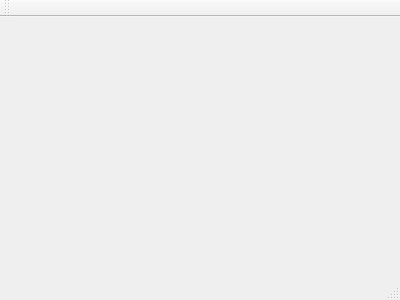
Before: the Qt Designer form grafo.ui in alu0100697032/grafos_qt, drawn with Qt 5.
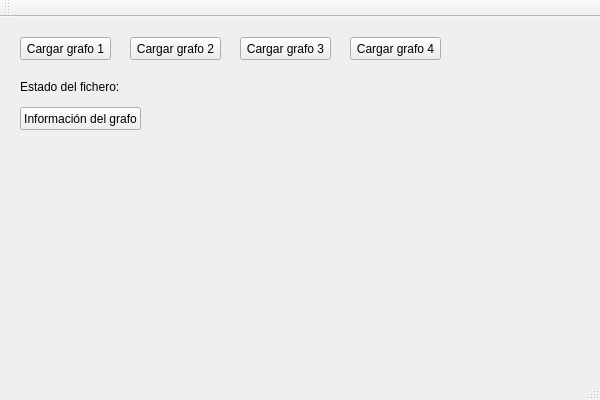
After: the same form once the commit is applied.

Commit message: Added buttons to load files and show information of graphs

```diff
--- a/grafo.ui
+++ b/grafo.ui
@@ -1,24 +1,143 @@
 <ui version="4.0">
  <class>Grafo</class>
- <widget class="QMainWindow" name="Grafo" >
-  <property name="geometry" >
+ <widget class="QMainWindow" name="Grafo">
+  <property name="geometry">
    <rect>
     <x>0</x>
     <y>0</y>
-    <width>400</width>
-    <height>300</height>
+    <width>600</width>
+    <height>400</height>
    </rect>
   </property>
-  <property name="windowTitle" >
+  <property name="minimumSize">
+   <size>
+    <width>600</width>
+    <height>400</height>
+   </size>
+  </property>
+  <property name="maximumSize">
+   <size>
+    <width>600</width>
+    <height>400</height>
+   </size>
+  </property>
+  <property name="windowTitle">
    <string>Grafo</string>
   </property>
-  <widget class="QMenuBar" name="menuBar" />
-  <widget class="QToolBar" name="mainToolBar" />
-  <widget class="QWidget" name="centralWidget" />
-  <widget class="QStatusBar" name="statusBar" />
+  <widget class="QWidget" name="centralWidget">
+   <widget class="QPushButton" name="pushButton">
+    <property name="geometry">
+     <rect>
+      <x>20</x>
+      <y>20</y>
+      <width>91</width>
+      <height>23</height>
+     </rect>
+    </property>
+    <property name="text">
+     <string>Cargar grafo 1</string>
+    </property>
+   </widget>
+   <widget class="QLabel" name="label">
+    <property name="geometry">
+     <rect>
+      <x>20</x>
+      <y>60</y>
+      <width>471</width>
+      <height>20</height>
+     </rect>
+    </property>
+    <property name="text">
+     <string>Estado del fichero: </string>
+    </property>
+   </widget>
+   <widget class="QPushButton" name="pushButton_2">
+    <property name="geometry">
+     <rect>
+      <x>130</x>
+      <y>20</y>
+      <width>91</width>
+      <height>23</height>
+     </rect>
+    </property>
+    <property name="text">
+     <string>Cargar grafo 2</string>
+    </property>
+   </widget>
+   <widget class="QPushButton" name="pushButton_3">
+    <property name="geometry">
+     <rect>
+      <x>350</x>
+      <y>20</y>
+      <width>91</width>
+      <height>23</height>
+     </rect>
+    </property>
+    <property name="text">
+     <string>Cargar grafo 4</string>
+    </property>
+   </widget>
+   <widget class="QPushButton" name="pushButton_4">
+    <property name="geometry">
+     <rect>
+      <x>240</x>
+      <y>20</y>
+      <width>91</width>
+      <height>23</height>
+     </rect>
+    </property>
+    <property name="text">
+     <string>Cargar grafo 3</string>
+    </property>
+   </widget>
+   <widget class="QLabel" name="label_2">
+    <property name="geometry">
+     <rect>
+      <x>20</x>
+      <y>130</y>
+      <width>221</width>
+      <height>61</height>
+     </rect>
+    </property>
+    <property name="text">
+     <string/>
+    </property>
+   </widget>
+   <widget class="QPushButton" name="pushButton_5">
+    <property name="geometry">
+     <rect>
+      <x>20</x>
+      <y>90</y>
+      <width>121</width>
+      <height>23</height>
+     </rect>
+    </property>
+    <property name="text">
+     <string>Información del grafo</string>
+    </property>
+   </widget>
+  </widget>
+  <widget class="QMenuBar" name="menuBar">
+   <property name="geometry">
+    <rect>
+     <x>0</x>
+     <y>0</y>
+     <width>600</width>
+     <height>21</height>
+    </rect>
+   </property>
+  </widget>
+  <widget class="QToolBar" name="mainToolBar">
+   <attribute name="toolBarArea">
+    <enum>TopToolBarArea</enum>
+   </attribute>
+   <attribute name="toolBarBreak">
+    <bool>false</bool>
+   </attribute>
+  </widget>
+  <widget class="QStatusBar" name="statusBar"/>
  </widget>
- <layoutDefault spacing="6" margin="11" />
- <pixmapfunction></pixmapfunction>
+ <layoutdefault spacing="6" margin="11"/>
  <resources/>
  <connections/>
 </ui>
```
Left out of the diff: 1 changed line with no effect on the pictures. The commit also changes 6 other files.
